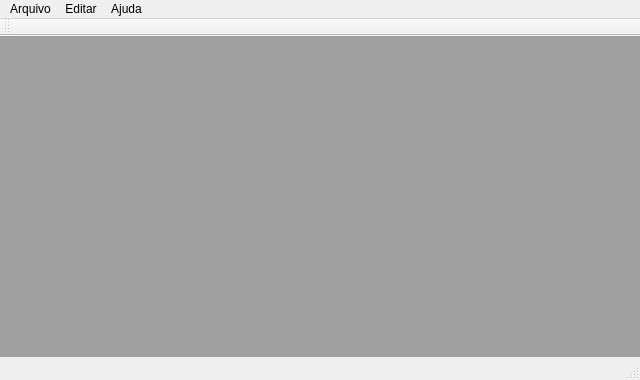
Above: SistemaDeMatriculas-V0/mainwindow.ui from leonardopereira10/UEG before the change. Below: the same form after it.
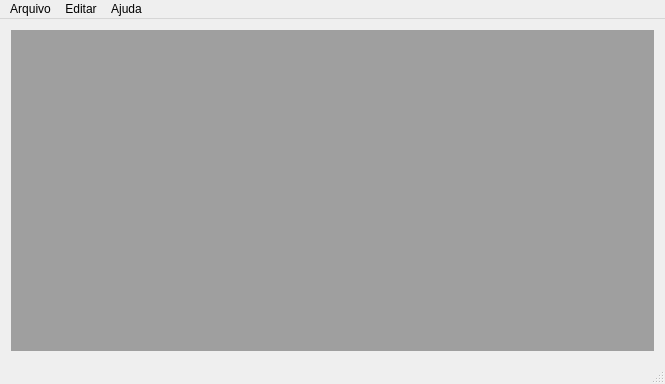
That is the form after the change. Icons and pictures are not drawn.

Patch:
```diff
--- a/SistemaDeMatriculas-V0/mainwindow.ui
+++ b/SistemaDeMatriculas-V0/mainwindow.ui
@@ -6,8 +6,8 @@
    <rect>
     <x>0</x>
     <y>0</y>
-    <width>640</width>
-    <height>380</height>
+    <width>665</width>
+    <height>384</height>
    </rect>
   </property>
   <property name="windowTitle">
@@ -18,36 +18,19 @@
     <normaloff>:/imagens/logo.png</normaloff>:/imagens/logo.png</iconset>
   </property>
   <widget class="QWidget" name="centralWidget">
-   <widget class="QMdiArea" name="mdiArea">
-    <property name="geometry">
-     <rect>
-      <x>0</x>
-      <y>0</y>
-      <width>641</width>
-      <height>321</height>
-     </rect>
-    </property>
-    <property name="minimumSize">
-     <size>
-      <width>641</width>
-      <height>321</height>
-     </size>
-    </property>
-    <property name="maximumSize">
-     <size>
-      <width>641</width>
-      <height>321</height>
-     </size>
-    </property>
-   </widget>
+   <layout class="QGridLayout" name="gridLayout">
+    <item row="0" column="0">
+     <widget class="QMdiArea" name="mdiArea"/>
+    </item>
+   </layout>
   </widget>
   <widget class="QMenuBar" name="menuBar">
    <property name="geometry">
     <rect>
      <x>0</x>
      <y>0</y>
-     <width>640</width>
-     <height>22</height>
+     <width>665</width>
+     <height>23</height>
     </rect>
    </property>
    <widget class="QMenu" name="menuArquivo">
@@ -145,14 +128,6 @@
    <addaction name="menuEditar"/>
    <addaction name="menuAjuda"/>
   </widget>
-  <widget class="QToolBar" name="mainToolBar">
-   <attribute name="toolBarArea">
-    <enum>TopToolBarArea</enum>
-   </attribute>
-   <attribute name="toolBarBreak">
-    <bool>false</bool>
-   </attribute>
-  </widget>
   <widget class="QStatusBar" name="statusBar"/>
   <action name="actionCadastrarAluno">
    <property name="text">
```
Left out of the diff: 38 changed lines with no effect on the pictures.
